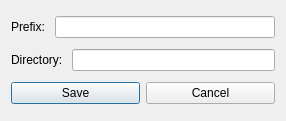
iceanimations/cropDesk, file ui/settings.ui: the form before one commit.
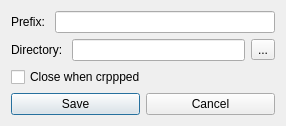
The form after the commit.

Diff of the .ui file:
```diff
--- a/ui/settings.ui
+++ b/ui/settings.ui
@@ -40,8 +40,22 @@
      <item>
       <widget class="QLineEdit" name="pathBox"/>
      </item>
+     <item>
+      <widget class="QToolButton" name="browseButton">
+       <property name="text">
+        <string>...</string>
+       </property>
+      </widget>
+     </item>
     </layout>
    </item>
+   <item>
+    <widget class="QCheckBox" name="closeWhenCroppedButton">
+     <property name="text">
+      <string>Close when crppped</string>
+     </property>
+    </widget>
+   </item>
    <item>
     <layout class="QHBoxLayout" name="horizontalLayout_3">
      <item>
```
Left out of the diff: 2 changed lines with no effect on the pictures.
